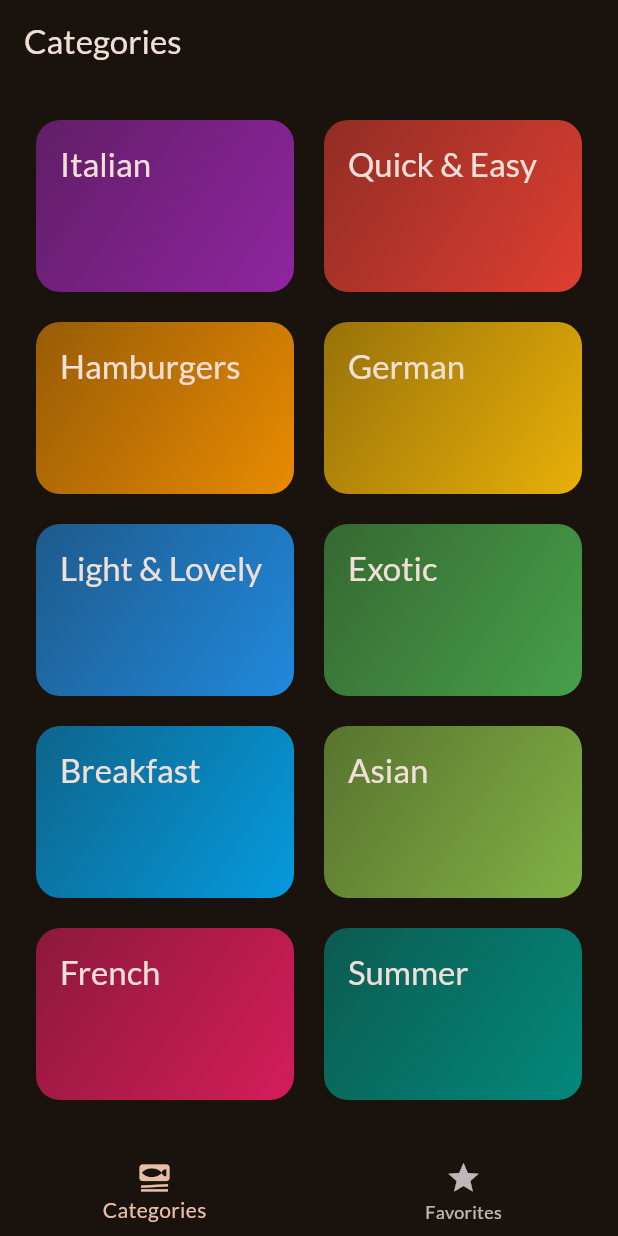
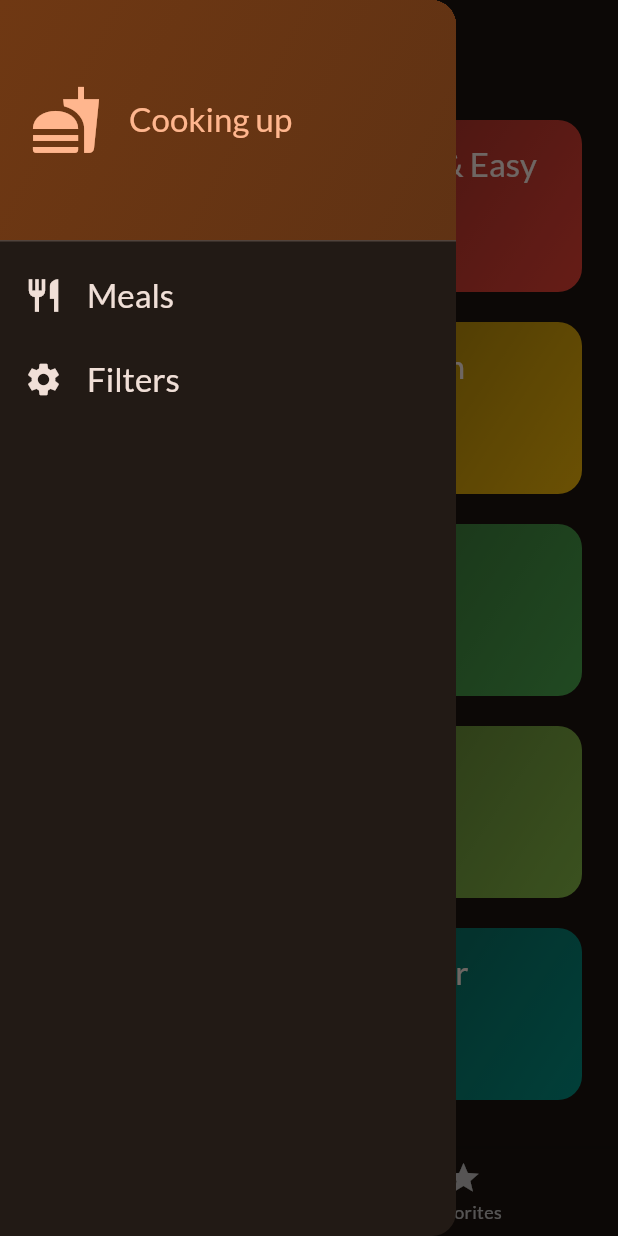
Before and after one commit to GuiKrause/meals, a Flutter app: the screen it shows after launch, with the side drawer open (before the commit the screen has no drawer), on a phone screen of 412 x 824 dp. Run offline on Flutter 3.47's test engine with Material 3 defaults, Android fonts, the phone set to English and light mode, and no system bars; our stand-ins replace google_fonts, transparent_image.

Commit message:
adding filters

```diff
--- a/lib/screens/categories.dart
+++ b/lib/screens/categories.dart
@@ -1,21 +1,31 @@
 import 'package:flutter/material.dart';
 import 'package:meals/data/dummy_data.dart';
 import 'package:meals/models/category.dart';
+import 'package:meals/models/meal.dart';
 import 'package:meals/screens/meals.dart';
 import 'package:meals/widgets/category_grid_item.dart';
 
 class CategoriesScreen extends StatelessWidget {
-  const CategoriesScreen({super.key});
+  const CategoriesScreen(
+      {super.key,
+      required this.onToggleFavorite,
+      required this.availableMeals});
+
+  final void Function(Meal meal) onToggleFavorite;
+  final List<Meal> availableMeals;
 
   void _selectCategory(BuildContext context, Category category) {
-    final filteredMeals = dummyMeals
+    final filteredMeals = availableMeals
         .where(
           (meal) => meal.categories.contains(category.id),
         )
         .toList();
     Navigator.of(context).push(MaterialPageRoute(
-      builder: (context) =>
-          MealsScreen(meals: filteredMeals, title: category.title),
+      builder: (context) => MealsScreen(
+        meals: filteredMeals,
+        title: category.title,
+        onToggleFavorite: onToggleFavorite,
+      ),
     ));
   }
 
--- a/lib/screens/meals.dart
+++ b/lib/screens/meals.dart
@@ -4,16 +4,19 @@ import 'package:meals/screens/meal_details.dart';
 import 'package:meals/widgets/meal_item.dart';
 
 class MealsScreen extends StatelessWidget {
-  const MealsScreen({super.key, required this.meals, this.title});
+  const MealsScreen(
+      {super.key, required this.meals, this.title, required this.onToggleFavorite});
 
   final List<Meal> meals;
   final String? title;
+  final void Function(Meal meal) onToggleFavorite;
 
   void _selectMeal(BuildContext context, Meal meal) {
     Navigator.of(context).push(
       MaterialPageRoute(
         builder: (context) => MealDetailsScreen(
           meal: meal,
+          onToggleFavorite: onToggleFavorite,
         ),
       ),
     );
--- a/lib/screens/tabs.dart
+++ b/lib/screens/tabs.dart
@@ -1,6 +1,17 @@
 import 'package:flutter/material.dart';
+import 'package:meals/data/dummy_data.dart';
+import 'package:meals/models/meal.dart';
 import 'package:meals/screens/categories.dart';
+import 'package:meals/screens/filters.dart';
 import 'package:meals/screens/meals.dart';
+import 'package:meals/widgets/main_drawer.dart';
+
+const kInitialFilters = {
+  Filter.glutenFree: false,
+  Filter.lactoseFree: false,
+  Filter.vegetarian: false,
+  Filter.vegan: false,
+};
 
 class TabsScreen extends StatefulWidget {
   const TabsScreen({super.key});
@@ -11,6 +22,32 @@ class TabsScreen extends StatefulWidget {
 
 class _TabsScreenState extends State<TabsScreen> {
   int _selectedPageIndex = 0;
+  final List<Meal> _favoriteMeals = [];
+  Map<Filter, bool> _selectedFilters = kInitialFilters;
+
+  void _showSnackbar(String message) {
+    ScaffoldMessenger.of(context).clearSnackBars();
+    ScaffoldMessenger.of(context).showSnackBar(
+      SnackBar(
+        content: Text(message),
+      ),
+    );
+  }
+
+  void _toggleFavoriteMeals(Meal meal) {
+    bool isExisting = _favoriteMeals.contains(meal);
+    if (isExisting) {
+      setState(() {
+        _favoriteMeals.remove(meal);
+      });
+      _showSnackbar('Meal removed from favorites');
+    } else {
+      setState(() {
+        _favoriteMeals.add(meal);
+      });
+      _showSnackbar('Meal marked as favorite');
+    }
+  }
 
   void _selectPage(int index) {
     setState(() {
@@ -18,19 +55,62 @@ class _TabsScreenState extends State<TabsScreen> {
     });
   }
 
+  void _setScreen(String identifier) async {
+    Navigator.of(context).pop();
+    if (identifier == 'filters') {
+      final result = await Navigator.of(context).push<Map<Filter, bool>>(
+        MaterialPageRoute(
+          builder: (ctx) {
+            return const FiltersScreen();
+          },
+        ),
+      );
+      setState(() {
+        _selectedFilters = result ?? kInitialFilters;
+      });
+    }
+  }
+
   @override
   Widget build(BuildContext context) {
-    Widget activePage = const CategoriesScreen();
+    final availableMeals = dummyMeals.where(
+      (meal) {
+        if (_selectedFilters[Filter.glutenFree]! && !meal.isGlutenFree) {
+          return false;
+        }
+        if (_selectedFilters[Filter.lactoseFree]! && !meal.isLactoseFree) {
+          return false;
+        }
+        if (_selectedFilters[Filter.vegan]! && !meal.isVegan) {
+          return false;
+        }
+        if (_selectedFilters[Filter.vegetarian]! && !meal.isVegetarian) {
+          return false;
+        }
+        return true;
+      },
+    ).toList();
+
+    Widget activePage = CategoriesScreen(
+      onToggleFavorite: _toggleFavoriteMeals,
+      availableMeals: availableMeals,
+    );
     String activePageTitle = 'Categories';
 
     if (_selectedPageIndex == 1) {
-      activePage = const MealsScreen(meals: []);
+      activePage = MealsScreen(
+        meals: _favoriteMeals,
+        onToggleFavorite: _toggleFavoriteMeals,
+      );
       activePageTitle = 'Your Favorites';
     }
 
     return Scaffold(
       appBar: AppBar(
         title: Text(activePageTitle),
+      ),
+      drawer: MainDrawer(
+        onSelectScreen: _setScreen,
       ),
       body: activePage,
       bottomNavigationBar: BottomNavigationBar(
--- /dev/null
+++ b/lib/widgets/main_drawer.dart
@@ -0,0 +1,83 @@
+import 'package:flutter/material.dart';
+
+class MainDrawer extends StatelessWidget {
+  const MainDrawer({super.key, required this.onSelectScreen});
+
+  final void Function(String identifier) onSelectScreen;
+
+  @override
+  Widget build(BuildContext context) {
+    return Drawer(
+      child: Column(
+        children: [
+          DrawerHeader(
+            padding: const EdgeInsets.all(20),
+            decoration: BoxDecoration(
+              gradient: LinearGradient(
+                colors: [
+                  Theme.of(context).colorScheme.primaryContainer,
+                  Theme.of(context)
+                      .colorScheme
+                      .primaryContainer
+                      .withOpacity(0.8),
+                ],
+                begin: Alignment.topLeft,
+                end: Alignment.bottomRight,
+              ),
+            ),
+            child: Row(
+              children: [
+                Icon(
+                  Icons.fastfood,
+                  size: 48,
+                  color: Theme.of(context).colorScheme.primary,
+                ),
+                const SizedBox(
+                  width: 18,
+                ),
+                Text(
+                  'Cooking up',
+                  style: Theme.of(context).textTheme.titleLarge!.copyWith(
+                        color: Theme.of(context).colorScheme.primary,
+                      ),
+                ),
+              ],
+            ),
+          ),
+          ListTile(
+            leading: Icon(
+              Icons.restaurant,
+              size: 26,
+              color: Theme.of(context).colorScheme.onSurface,
+            ),
+            title: Text(
+              'Meals',
+              style: Theme.of(context).textTheme.titleLarge!.copyWith(
+                    color: Theme.of(context).colorScheme.onSurface,
+                  ),
+            ),
+            onTap: () {
+              onSelectScreen('meals');
+            },
+          ),
+          ListTile(
+            leading: Icon(
+              Icons.settings,
+              size: 26,
+              color: Theme.of(context).colorScheme.onSurface,
+            ),
+            title: Text(
+              'Filters',
+              style: Theme.of(context).textTheme.titleLarge!.copyWith(
+                    color: Theme.of(context).colorScheme.onSurface,
+                  ),
+            ),
+            onTap: () {
+              onSelectScreen('filters');
+            },
+          ),
+        ],
+      ),
+    );
+  }
+}
```
Also changed, not shown: lib/screens/filters.dart (added, +151 -0 lines), lib/screens/meal_details.dart (+12 -2 lines), lib/main.dart (line endings or trailing spaces), pubspec.lock.
